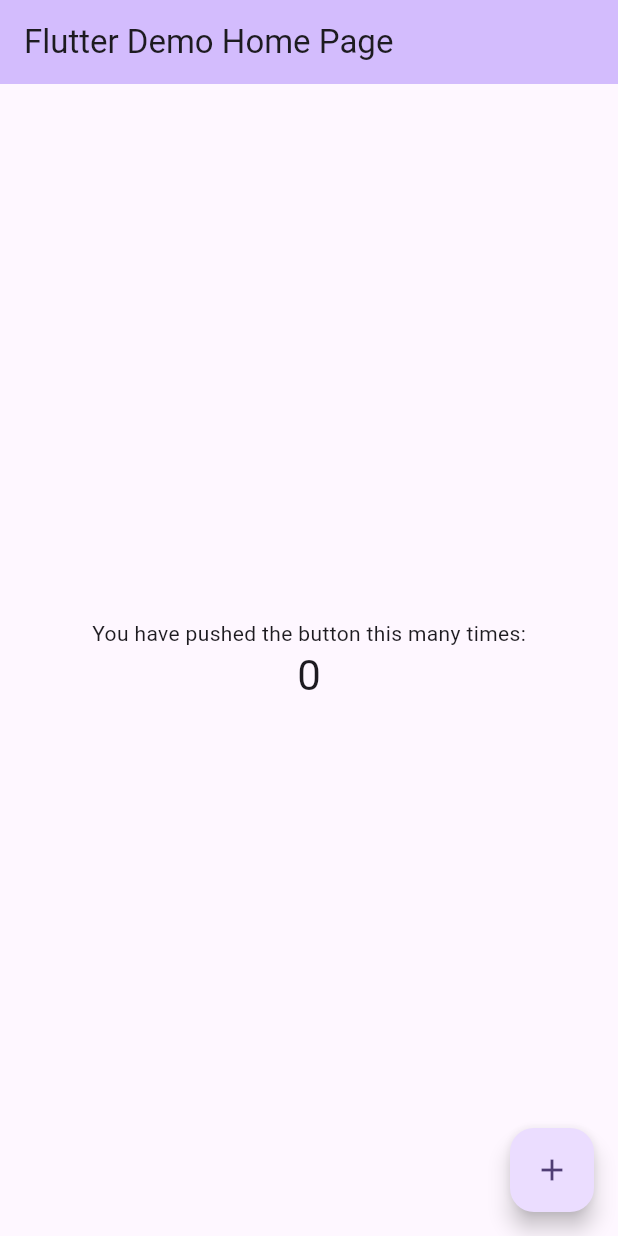
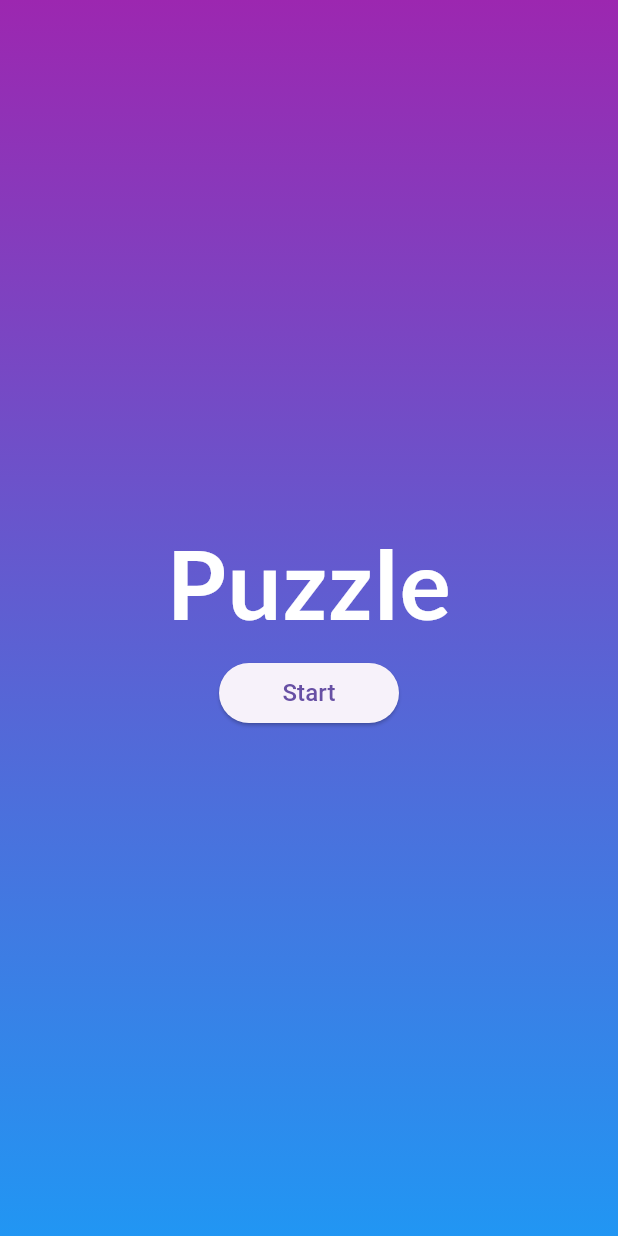
Before and after one commit to chenjiahau/Flutter, a Flutter app: the screen it shows after launch, on a phone screen of 412 x 824 dp. Run offline on Flutter 3.47's test engine with Material 3 defaults, Android fonts, the phone set to English and light mode, and no system bars; our stand-ins replace google_fonts.

```diff
--- a/app/lib/main.dart
+++ b/app/lib/main.dart
@@ -1,125 +1,45 @@
 import 'package:flutter/material.dart';
 
+import 'package:app/screens/landing_screen.dart';
+import 'package:app/screens/play_screen.dart';
+
 void main() {
-  runApp(const MyApp());
+  runApp(const PuzzleApp());
 }
 
-class MyApp extends StatelessWidget {
-  const MyApp({super.key});
+class PuzzleApp extends StatefulWidget {
+  const PuzzleApp({super.key});
 
-  // This widget is the root of your application.
   @override
-  Widget build(BuildContext context) {
-    return MaterialApp(
-      title: 'Flutter Demo',
-      theme: ThemeData(
-        // This is the theme of your application.
-        //
-        // TRY THIS: Try running your application with "flutter run". You'll see
-        // the application has a purple toolbar. Then, without quitting the app,
-        // try changing the seedColor in the colorScheme below to Colors.green
-        // and then invoke "hot reload" (save your changes or press the "hot
-        // reload" button in a Flutter-supported IDE, or press "r" if you used
-        // the command line to start the app).
-        //
-        // Notice that the counter didn't reset back to zero; the application
-        // state is not lost during the reload. To reset the state, use hot
-        // restart instead.
-        //
-        // This works for code too, not just values: Most code changes can be
-        // tested with just a hot reload.
-        colorScheme: ColorScheme.fromSeed(seedColor: Colors.deepPurple),
-        useMaterial3: true,
-      ),
-      home: const MyHomePage(title: 'Flutter Demo Home Page'),
-    );
-  }
+  State<PuzzleApp> createState() => _PuzzleAppState();
 }
 
-class MyHomePage extends StatefulWidget {
-  const MyHomePage({super.key, required this.title});
+class _PuzzleAppState extends State<PuzzleApp> {
+  Widget? currentScreen;
 
-  // This widget is the home page of your application. It is stateful, meaning
-  // that it has a State object (defined below) that contains fields that affect
-  // how it looks.
+  void gotoPlayScreen() {
+    setState(() {
+      currentScreen = PlayScreen(gotoLandingScreen);
+    });
+  }
 
-  // This class is the configuration for the state. It holds the values (in this
-  // case the title) provided by the parent (in this case the App widget) and
-  // used by the build method of the State. Fields in a Widget subclass are
-  // always marked "final".
-
-  final String title;
-
-  @override
-  State<MyHomePage> createState() => _MyHomePageState();
-}
-
-class _MyHomePageState extends State<MyHomePage> {
-  int _counter = 0;
-
-  void _incrementCounter() {
+  void gotoLandingScreen() {
     setState(() {
-      // This call to setState tells the Flutter framework that something has
-      // changed in this State, which causes it to rerun the build method below
-      // so that the display can reflect the updated values. If we changed
-      // _counter without calling setState(), then the build method would not be
-      // called again, and so nothing would appear to happen.
-      _counter++;
+      currentScreen = LandingScreen(gotoPlayScreen);
     });
   }
 
   @override
+  void initState() {
+    super.initState();
+    currentScreen = LandingScreen(gotoPlayScreen);
+  }
+
+  @override
   Widget build(BuildContext context) {
-    // This method is rerun every time setState is called, for instance as done
-    // by the _incrementCounter method above.
-    //
-    // The Flutter framework has been optimized to make rerunning build methods
-    // fast, so that you can just rebuild anything that needs updating rather
-    // than having to individually change instances of widgets.
-    return Scaffold(
-      appBar: AppBar(
-        // TRY THIS: Try changing the color here to a specific color (to
-        // Colors.amber, perhaps?) and trigger a hot reload to see the AppBar
-        // change color while the other colors stay the same.
-        backgroundColor: Theme.of(context).colorScheme.inversePrimary,
-        // Here we take the value from the MyHomePage object that was created by
-        // the App.build method, and use it to set our appbar title.
-        title: Text(widget.title),
-      ),
-      body: Center(
-        // Center is a layout widget. It takes a single child and positions it
-        // in the middle of the parent.
-        child: Column(
-          // Column is also a layout widget. It takes a list of children and
-          // arranges them vertically. By default, it sizes itself to fit its
-          // children horizontally, and tries to be as tall as its parent.
-          //
-          // Column has various properties to control how it sizes itself and
-          // how it positions its children. Here we use mainAxisAlignment to
-          // center the children vertically; the main axis here is the vertical
-          // axis because Columns are vertical (the cross axis would be
-          // horizontal).
-          //
-          // TRY THIS: Invoke "debug painting" (choose the "Toggle Debug Paint"
-          // action in the IDE, or press "p" in the console), to see the
-          // wireframe for each widget.
-          mainAxisAlignment: MainAxisAlignment.center,
-          children: <Widget>[
-            const Text(
-              'You have pushed the button this many times:',
-            ),
-            Text(
-              '$_counter',
-              style: Theme.of(context).textTheme.headlineMedium,
-            ),
-          ],
-        ),
-      ),
-      floatingActionButton: FloatingActionButton(
-        onPressed: _incrementCounter,
-        tooltip: 'Increment',
-        child: const Icon(Icons.add),
-      ), // This trailing comma makes auto-formatting nicer for build methods.
+    return MaterialApp(
+      title: 'Puzzle',
+      home: currentScreen,
     );
   }
 }
--- /dev/null
+++ b/app/lib/screens/landing_screen.dart
@@ -0,0 +1,51 @@
+import 'package:flutter/material.dart';
+import 'package:google_fonts/google_fonts.dart';
+
+class LandingScreen extends StatelessWidget {
+  const LandingScreen(this.play, {super.key});
+
+  final void Function() play;
+
+  @override
+  Widget build(BuildContext context) {
+    return Scaffold(
+      body: Container(
+          decoration: const BoxDecoration(
+            gradient: LinearGradient(
+              begin: Alignment.topCenter,
+              end: Alignment.bottomCenter,
+              colors: [Colors.purple, Colors.blue],
+            ),
+          ),
+          child: Center(
+            child: Column(
+              mainAxisAlignment: MainAxisAlignment.center,
+              children: [
+                Text(
+                  "Puzzle",
+                  style: GoogleFonts.lato(
+                    fontSize: 64,
+                    fontWeight: FontWeight.bold,
+                    color: Colors.white,
+                  ),
+                ),
+                const SizedBox(height: 8),
+                SizedBox(
+                  width: 120,
+                  height: 40,
+                  child: ElevatedButton(
+                    onPressed: () {
+                      play();
+                    },
+                    child: const Text(
+                      "Start",
+                      style: TextStyle(fontSize: 16),
+                    ),
+                  ),
+                ),
+              ],
+            ),
+          )),
+    );
+  }
+}
```
Also changed, not shown: app/lib/screens/play_screen.dart (added, +46 -0 lines), app/pubspec.yaml (+4 -3 lines), app/pubspec.lock, 19 other files.
